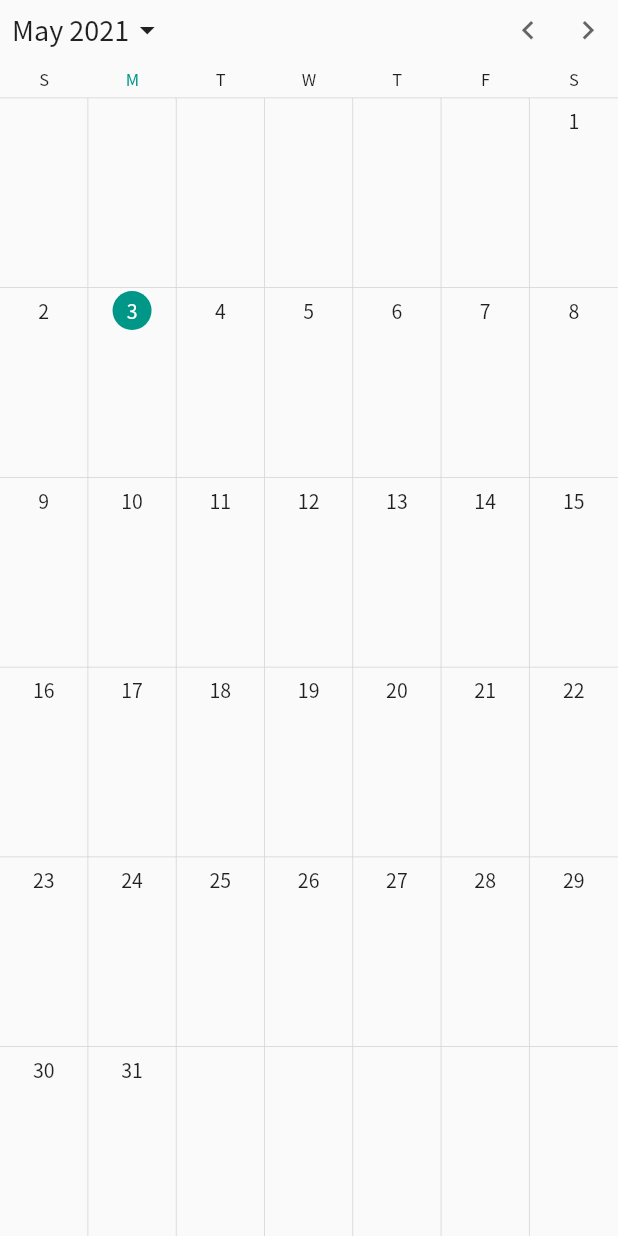
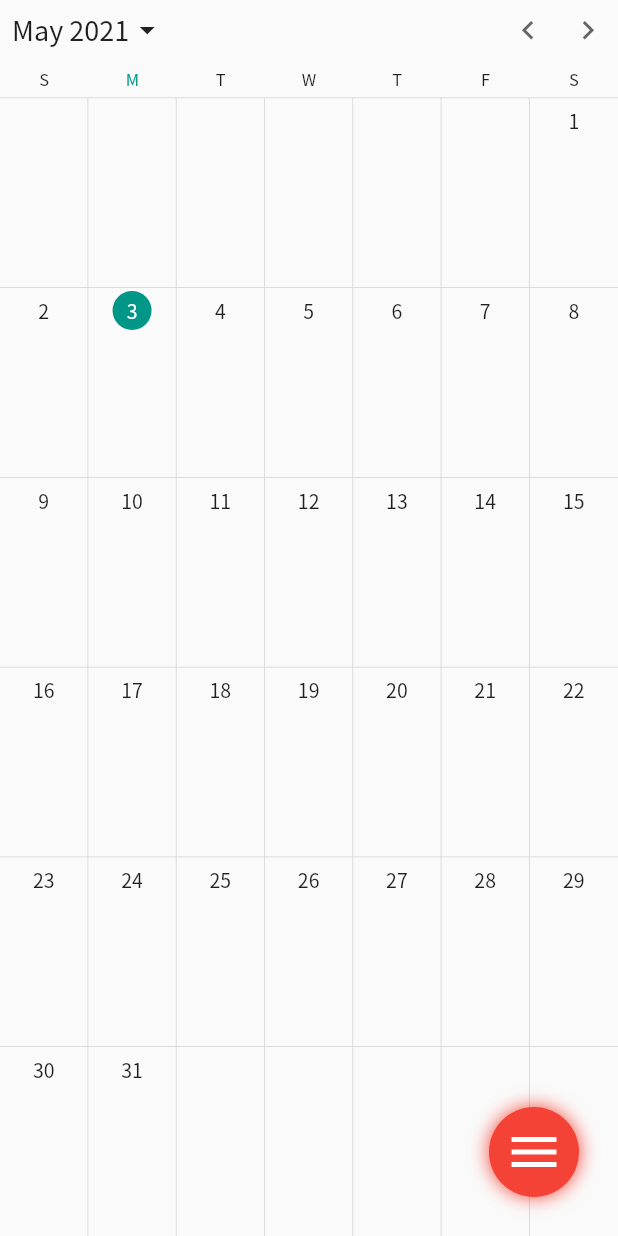
Before and after one commit to Frentree/mycompany, a Flutter app: the ScheduleView screen opened directly, on a phone screen of 412 x 824 dp. Run offline on Flutter 3.47's test engine with Material 2 defaults, Android fonts, the phone set to English and light mode, and no system bars; drawn by our look-alikes of syncfusion_flutter_calendar; our stand-ins replace cloud_firestore, easy_localization, firebase_core, flutter_screenutil; accounts and stored records are empty.

Commit message:
스케줄 등록 및 일정 등록 생성중

```diff
--- /dev/null
+++ b/lib/public/widget/main_menu.dart
@@ -0,0 +1,33 @@
+import 'package:flutter/material.dart';
+import 'package:mycompany/public/function/public_function_repository.dart';
+import 'package:mycompany/schedule/view/schedule_registration_view.dart';
+import 'package:mycompany/schedule/view/schedule_view.dart';
+import 'package:mycompany/schedule/widget/cirecular_button_item.dart';
+import 'package:mycompany/schedule/widget/cirecular_button_menu.dart';
+
+PublicFunctionReprository _reprository = PublicFunctionReprository();
+
+Widget getMainCircularMenu({required BuildContext context,required String navigator}) {
+  return CircularMenu(
+      alignment: Alignment.bottomRight,
+      radius: 170.0,
+      toggleButtonColor: Colors.red,
+      //startingAngleInRadian: 0.0,
+      items: [
+        CircularMenuItem(
+            icon: Icons.home,
+            onTap: () => navigator != 'home' ? _reprository.mainNavigator(context: context, navigator: ScheduleView(), isMove: false) : {}),
+        CircularMenuItem(
+            icon: Icons.schedule,
+            onTap: () => navigator != 'schedule' ? _reprository.mainNavigator(context: context, navigator: ScheduleRegisrationView(), isMove: false) : {}),
+        CircularMenuItem(
+            icon: Icons.settings,
+            onTap: () => navigator != 'schedule' ? _reprository.mainNavigator(context: context, navigator: ScheduleView(), isMove: false) : {}),
+        CircularMenuItem(
+            icon: Icons.star,
+            onTap: () => navigator != 'schedule' ? _reprository.mainNavigator(context: context, navigator: ScheduleView(), isMove: false) : {}),
+        CircularMenuItem(
+            icon: Icons.settings,
+            onTap: () => navigator != 'setting' ?  _reprository.mainNavigator(context: context, navigator: ScheduleView(), isMove: false) : {}),
+      ]);
+}
--- a/lib/run_app/view/splash_view_blue.dart
+++ b/lib/run_app/view/splash_view_blue.dart
@@ -1,6 +1,6 @@
 import 'package:flutter/material.dart';
 import 'package:flutter_screenutil/flutter_screenutil.dart';
-import 'package:mycompany/public//style/color.dart';
+import 'package:mycompany/public/style/color.dart';
 import 'package:mycompany/run_app/view/splash_view_white.dart';
 
 class SplashViewBlue extends StatefulWidget {
--- a/lib/schedule/function/schedule_function_repository.dart
+++ b/lib/schedule/function/schedule_function_repository.dart
@@ -1,12 +1,16 @@
 
 
+import 'package:flutter/cupertino.dart';
 import 'package:mycompany/schedule/function/calender_function.dart';
 import 'package:syncfusion_flutter_calendar/calendar.dart';
 
 class ScheduleFunctionReprository {
   CalenderFunction _calenderFunction = CalenderFunction();
 
-  Future<List<Appointment>> getSheduleData({String? companyCode}) =>
+  Future<List<Appointment>> getSheduleData({required String companyCode}) =>
       _calenderFunction.getSheduleData(companyCode);
 
+  void getScheduleDetail({required CalendarTapDetails details,required BuildContext context}) =>
+      _calenderFunction.getScheduleDetail(details, context);
+
 }
--- a/lib/schedule/view/schedule_view.dart
+++ b/lib/schedule/view/schedule_view.dart
@@ -1,4 +1,5 @@
 import 'package:flutter/material.dart';
+import 'package:mycompany/public/widget/main_menu.dart';
 import 'package:mycompany/schedule/function/schedule_function_repository.dart';
 import 'package:mycompany/schedule/model/schedule_model.dart';
 import 'package:syncfusion_flutter_calendar/calendar.dart';
@@ -18,6 +19,7 @@ class _ScheduleViewState extends State<ScheduleView> {
   void initState() {
     super.initState();
     _getDataSource();
+    setState(() {});
   }
 
   _getDataSource() async {
@@ -32,6 +34,7 @@ class _ScheduleViewState extends State<ScheduleView> {
   Widget build(BuildContext context) {
     final double statusBarHeight = MediaQuery.of(context).padding.top;
     return Scaffold(
+      floatingActionButton: getMainCircularMenu(context: context, navigator: 'home'),
       body: RefreshIndicator(
         onRefresh: () => _getDataSource(),
         child: Container(
@@ -53,18 +56,7 @@ class _ScheduleViewState extends State<ScheduleView> {
             ),
 
             todayHighlightColor: Colors.teal,
-            onTap: (CalendarTapDetails details) {
-              dynamic appointment = details.appointments;
-              //DateTime date = details.date;
-              //CalendarElement element = details.targetElement; //  달력 요소
-              if(appointment != null){
-                //showDialogCalender(context, appointment, date);
-                /*if(pickDate != date) {
-                    pickDate = date;
-                  } else {
-                  }*/
-              }
-            },
+            onTap: (CalendarTapDetails details) => ScheduleFunctionReprository().getScheduleDetail(details: details, context: context),
           ),
         ),
       ),
--- /dev/null
+++ b/lib/schedule/widget/cirecular_button_item.dart
@@ -0,0 +1,179 @@
+import 'package:flutter/material.dart';
+
+class CircularMenuItem extends StatelessWidget {
+  /// if icon and animatedIcon are passed, icon will be ignored
+  final IconData? icon;
+  final Color? color;
+  final Color? iconColor;
+  final VoidCallback? onTap;
+  final double iconSize;
+  final double padding;
+  final double margin;
+  final List<BoxShadow>? boxShadow;
+  final bool enableBadge;
+  final double? badgeRightOffet;
+  final double? badgeLeftOffet;
+  final double? badgeTopOffet;
+  final double? badgeBottomOffet;
+  final double? badgeRadius;
+  final TextStyle? badgeTextStyle;
+  final String? badgeLabel;
+  final Color? badgeTextColor;
+  final Color? badgeColor;
+
+  /// if animatedIcon and icon are passed, icon will be ignored
+  final AnimatedIcon? animatedIcon;
+
+  /// creates a menu item .
+  /// [onTap] must not be null.
+  /// [padding] and [margin]  must be equal or greater than zero.
+  CircularMenuItem({
+    @required this.onTap,
+    this.icon,
+    this.color,
+    this.iconSize = 30,
+    this.boxShadow,
+    this.iconColor,
+    this.animatedIcon,
+    this.padding = 10,
+    this.margin = 10,
+    this.enableBadge = false,
+    this.badgeBottomOffet,
+    this.badgeLeftOffet,
+    this.badgeRightOffet,
+    this.badgeTopOffet,
+    this.badgeRadius,
+    this.badgeTextStyle,
+    this.badgeLabel,
+    this.badgeTextColor,
+    this.badgeColor,
+  })  : assert(onTap != null),
+        assert(padding >= 0.0),
+        assert(margin >= 0.0);
+
+  Widget _buildCircularMenuItem(BuildContext context) {
+    return Container(
+      margin: EdgeInsets.all(margin),
+      decoration: BoxDecoration(
+        color: Colors.transparent,
+        boxShadow: boxShadow ??
+            [
+              BoxShadow(
+                color: color ?? Theme.of(context).primaryColor,
+                blurRadius: 10,
+              ),
+            ],
+        shape: BoxShape.circle,
+      ),
+      child: ClipOval(
+        child: Material(
+          color: color ?? Theme.of(context).primaryColor,
+          child: InkWell(
+            child: Padding(
+              padding: EdgeInsets.all(padding),
+              child: animatedIcon == null
+                  ? Icon(
+                icon,
+                size: iconSize,
+                color: iconColor ?? Colors.white,
+              )
+                  : animatedIcon,
+            ),
+            onTap: onTap,
+          ),
+        ),
+      ),
+    );
+  }
+
+  Widget _buildCircularMenuItemWithBadge(BuildContext context) {
+    return _Badge(
+      color: badgeColor,
+      bottomOffset: badgeBottomOffet,
+      rightOffset: badgeRightOffet,
+      leftOffset: badgeLeftOffet,
+      topOffset: badgeTopOffet,
+      radius: badgeRadius,
+      textStyle: badgeTextStyle,
+      onTap: onTap,
+      textColor: badgeTextColor,
+      label: badgeLabel,
+      child: _buildCircularMenuItem(context),
+    );
+  }
+
+  @override
+  Widget build(BuildContext context) {
+    return enableBadge
+        ? _buildCircularMenuItemWithBadge(context)
+        : _buildCircularMenuItem(context);
+  }
+}
+
+
+class _Badge extends StatelessWidget {
+  const _Badge({
+    Key? key,
+    @required this.child,
+    @required this.label,
+    this.color,
+    this.textColor,
+    this.onTap,
+    this.radius,
+    this.bottomOffset,
+    this.leftOffset,
+    this.rightOffset,
+    this.topOffset,
+    this.textStyle,
+  }) : super(key: key);
+
+  final Widget? child;
+  final String? label;
+  final Color? color;
+  final Color? textColor;
+  final Function? onTap;
+  final double? rightOffset;
+  final double? leftOffset;
+  final double? topOffset;
+  final double? bottomOffset;
+  final double? radius;
+  final TextStyle? textStyle;
+
+  @override
+  Widget build(BuildContext context) {
+    return Stack(
+      alignment: Alignment.center,
+      overflow: Overflow.visible,
+      children: [
+        child!,
+        Positioned(
+          right: (leftOffset == null && rightOffset == null) ? 8 : rightOffset,
+          top: (topOffset == null && bottomOffset == null) ? 8 : topOffset,
+          left: leftOffset,
+          bottom: bottomOffset,
+          child: FittedBox(
+            child: GestureDetector(
+              onTap: onTap! (),
+              child: CircleAvatar(
+                maxRadius: radius ?? 10,
+                minRadius: radius ?? 10,
+                backgroundColor: color ?? Theme.of(context).primaryColor,
+                child: FittedBox(
+                  child: Text(
+                    label ?? '',
+                    textAlign: TextAlign.center,
+                    style: textStyle ??
+                        TextStyle(
+                          fontSize: 10,
+                          color: textColor ?? Theme.of(context).accentColor,
+                        ),
+                  ),
+                ),
+              ),
+            ),
+          ),
+        )
+      ],
+    );
+  }
+}
--- /dev/null
+++ b/lib/schedule/widget/cirecular_button_menu.dart
@@ -0,0 +1,268 @@
+import 'dart:math' as math;
+
+import 'package:flutter/material.dart';
+import 'package:mycompany/schedule/widget/cirecular_button_item.dart';
+
+class CircularMenu extends StatefulWidget {
+  /// use global key to control animation anywhere in the code
+  final GlobalKey<CircularMenuState>? key;
+
+  /// list of CircularMenuItem contains at least two items.
+  final List<CircularMenuItem>? items;
+
+  /// menu alignment
+  final AlignmentGeometry alignment;
+
+  /// menu radius
+  final double radius;
+
+  /// widget holds actual page content
+  final Widget? backgroundWidget;
+
+  /// animation duration
+  final Duration animationDuration;
+
+  /// animation curve in forward
+  final Curve curve;
+
+  /// animation curve in rverse
+  final Curve reverseCurve;
+
+  /// callback
+  final VoidCallback? toggleButtonOnPressed;
+  final Color? toggleButtonColor;
+  final double? toggleButtonSize;
+  final List<BoxShadow>? toggleButtonBoxShadow;
+  final double toggleButtonPadding;
+  final double toggleButtonMargin;
+  final Color? toggleButtonIconColor;
+  final AnimatedIconData toggleButtonAnimatedIconData;
+
+  /// staring angle in clockwise radian
+  final double? startingAngleInRadian = null;
+
+  /// ending angle in clockwise radian
+  final double? endingAngleInRadian = null;
+
+  /// creates a circular menu with specific [radius] and [alignment] .
+  /// [toggleButtonElevation] ,[toggleButtonPadding] and [toggleButtonMargin] must be
+  /// equal or greater than zero.
+  /// [items] must not be null and it must contains two elements at least.
+  CircularMenu({
+    @required this.items,
+    this.alignment = Alignment.bottomRight,
+    this.radius = 100,
+    this.backgroundWidget,
+    this.animationDuration = const Duration(milliseconds: 500),
+    this.curve = Curves.bounceOut,
+    this.reverseCurve = Curves.fastOutSlowIn,
+    this.toggleButtonOnPressed,
+    this.toggleButtonColor,
+    this.toggleButtonBoxShadow,
+    this.toggleButtonMargin = 10,
+    this.toggleButtonPadding = 10,
+    this.toggleButtonSize = 40,
+    this.toggleButtonIconColor,
+    this.toggleButtonAnimatedIconData = AnimatedIcons.menu_close,
+    this.key,
+  })  : assert(items != null, 'items can not be empty list'),
+        assert(items!.length > 1, 'if you have one item no need to use a Menu'),
+        super(key: key);
+
+  @override
+  CircularMenuState createState() => CircularMenuState();
+}
+
+class CircularMenuState extends State<CircularMenu>
+    with SingleTickerProviderStateMixin {
+  late AnimationController _animationController;
+  late double _completeAngle;
+  late double _initialAngle;
+  late double _endAngle;
+  late double _startAngle;
+  late int _itemsCount;
+  late Animation<double> _animation;
+
+  /// forward animation
+  void forwardAnimation() {
+    _animationController.forward();
+  }
+
+  /// reverse animation
+  void reverseAnimation() {
+    _animationController.reverse();
+  }
+
+  @override
+  void initState() {
+    _configure();
+    _animationController = AnimationController(
+      vsync: this,
+      duration: widget.animationDuration,
+    )..addListener(() {
+      setState(() {});
+    });
+    _animation = Tween(begin: 0.0, end: 1.0).animate(
+      CurvedAnimation(
+          parent: _animationController,
+          curve: widget.curve,
+          reverseCurve: widget.reverseCurve),
+    );
+    _itemsCount = widget.items!.length;
+    super.initState();
+  }
+
+  void _configure() {
+    if (widget.startingAngleInRadian != null ||
+        widget.endingAngleInRadian != null) {
+      if (widget.startingAngleInRadian == null) {
+        throw ('startingAngleInRadian can not be null');
+      }
+
+      if (widget.endingAngleInRadian == null) {
+        throw ('endingAngleInRadian can not be null');
+      }
+
+      if (widget.startingAngleInRadian! < 0) {
+        throw 'startingAngleInRadian has to be in clockwise radian';
+      }
+      if (widget.endingAngleInRadian! < 0) {
+        throw 'endingAngleInRadian has to be in clockwise radian';
+      }
+      _startAngle = (widget.startingAngleInRadian! / math.pi) % 2;
+      _endAngle = (widget.endingAngleInRadian! / math.pi) % 2;
+      if (_endAngle < _startAngle) {
+        throw 'startingAngleInRadian can not be greater than endingAngleInRadian';
+      }
+      _completeAngle = _startAngle == _endAngle
+          ? 2 * math.pi
+          : (_endAngle - _startAngle) * math.pi;
+      _initialAngle = _startAngle * math.pi;
+    } else {
+      switch (widget.alignment.toString()) {
+        case 'Alignment.bottomCenter':
+          _completeAngle = 1 * math.pi;
+          _initialAngle = 1 * math.pi;
+          break;
+        case 'Alignment.topCenter':
+          _completeAngle = 1 * math.pi;
+          _initialAngle = 0 * math.pi;
+          break;
+        case 'Alignment.centerLeft':
+          _completeAngle = 1 * math.pi;
+          _initialAngle = 1.5 * math.pi;
+          break;
+        case 'Alignment.centerRight':
+          _completeAngle = 1 * math.pi;
+          _initialAngle = 0.5 * math.pi;
+          break;
+        case 'Alignment.center':
+          _completeAngle = 2 * math.pi;
+          _initialAngle = 0 * math.pi;
+          break;
+        case 'Alignment.bottomRight':
+          _completeAngle = 0.5 * math.pi;
+          _initialAngle = 1 * math.pi;
+          break;
+        case 'Alignment.bottomLeft':
+          _completeAngle = 0.5 * math.pi;
+          _initialAngle = 1.5 * math.pi;
+          break;
+        case 'Alignment.topLeft':
+          _completeAngle = 0.5 * math.pi;
+          _initialAngle = 0 * math.pi;
+          break;
+        case 'Alignment.topRight':
+          _completeAngle = 0.5 * math.pi;
+          _initialAngle = 0.5 * math.pi;
+          break;
+        default:
+          throw 'startingAngleInRadian and endingAngleInRadian can not be null';
+      }
+    }
+  }
+
+  @override
+  void didUpdateWidget(oldWidget) {
+    _configure();
+    super.didUpdateWidget(oldWidget);
+  }
+
+  List<Widget> _buildMenuItems() {
+    List<Widget> items = [];
+    widget.items!.asMap().forEach((index, item) {
+      items.add(
+        Positioned.fill(
+          child: Align(
+            alignment: widget.alignment,
+            child: Transform.translate(
+              offset: Offset.fromDirection(
+                  _completeAngle == (2 * math.pi)
+                      ? (_initialAngle +
+                      (_completeAngle / (_itemsCount)) * index)
+                      : (_initialAngle +
+                      (_completeAngle / (_itemsCount - 1)) * index),
+                  _animation.value * widget.radius),
+              child: Transform.scale(
+                scale: _animation.value,
+                child: Transform.rotate(
+                  angle: _animation.value * (math.pi * 2),
+                  child: item,
+                ),
+              ),
+            ),
+          ),
+        ),
+      );
+    });
+    return items;
+  }
+
+  Widget _buildMenuButton(BuildContext context) {
+    return Positioned.fill(
+      child: Align(
+        alignment: widget.alignment,
+        child: CircularMenuItem(
+          icon: null,
+          margin: widget.toggleButtonMargin,
+          color: widget.toggleButtonColor ?? Theme.of(context).primaryColor,
+          padding: (-_animation.value * widget.toggleButtonPadding * 0.5) +
+              widget.toggleButtonPadding,
+          onTap: () {
+            _animationController.status == AnimationStatus.dismissed
+                ? (_animationController).forward()
+                : (_animationController).reverse();
+            if (widget.toggleButtonOnPressed != null) {
+              widget.toggleButtonOnPressed!();
+            }
+          },
+          boxShadow: widget.toggleButtonBoxShadow,
+          animatedIcon: AnimatedIcon(
+            icon:
+            widget.toggleButtonAnimatedIconData, //AnimatedIcons.menu_close,
+            size: widget.toggleButtonSize,
+            color: widget.toggleButtonIconColor ?? Colors.white,
+            progress: _animation,
+          ),
+        ),
+      ),
+    );
+  }
+
+  @override
+  Widget build(BuildContext context) {
+    return Stack(
+      children: <Widget>[
+        widget.backgroundWidget ?? Container(),
+        ..._buildMenuItems(),
+        _buildMenuButton(context),
+      ],
+    );
+  }
+
+  @override
+  void dispose() {
+    _animationController.dispose();
+    super.dispose();
+  }
+}
```
Also changed, not shown: lib/public/format/date_format.dart (+27 -6 lines), lib/public/function/public_function_repository.dart (added, +10 -0 lines), lib/public/function/public_funtion.dart (added, +12 -0 lines), lib/schedule/function/calender_function.dart (+19 -1 lines), lib/schedule/view/schedule_registration_view.dart (added, +27 -0 lines), lib/schedule/widget/schedule_dialog_widget.dart (added, +91 -0 lines), lib/schedule/widget/schedule_circular_menu.dart (added).
